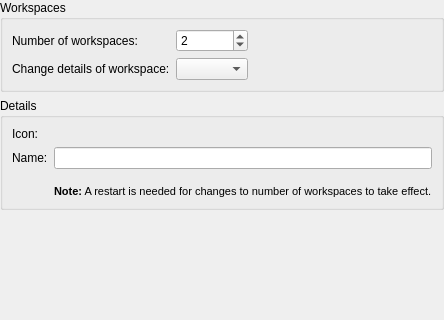
Before: the Qt Designer form ground/openpilotgcs/src/plugins/coreplugin/workspacesettings.ui in openpilot/OpenPilot, drawn with Qt 5.
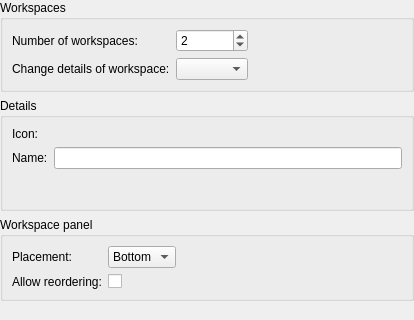
After: the same form once the commit is applied. Custom widgets are drawn as their Qt base class.

Commit message: Change to normal tabwidget for workspace panel, allow placement of tab panel on top or bottom and allow reordering of tabs through drag n drop, allow changes to number of workspaces to take effect immediately, merge uavgadgetmanager with uavgadgetmode.

```diff
--- a/ground/openpilotgcs/src/plugins/coreplugin/workspacesettings.ui
+++ b/ground/openpilotgcs/src/plugins/coreplugin/workspacesettings.ui
@@ -6,7 +6,7 @@
    <rect>
     <x>0</x>
     <y>0</y>
-    <width>400</width>
+    <width>414</width>
     <height>320</height>
    </rect>
   </property>
@@ -145,11 +145,71 @@
 &lt;p style=&quot; margin-top:0px; margin-bottom:0px; margin-left:0px; margin-right:0px; -qt-block-indent:0; text-indent:0px;&quot;&gt;&lt;span style=&quot; font-weight:600;&quot;&gt;Note:&lt;/span&gt; A restart is needed for changes to number of workspaces to take effect.&lt;/p&gt;&lt;/body&gt;&lt;/html&gt;</string>
         </property>
         <property name="text">
-         <string>&lt;!DOCTYPE HTML PUBLIC &quot;-//W3C//DTD HTML 4.0//EN&quot; &quot;http://www.w3.org/TR/REC-html40/strict.dtd&quot;&gt;
-&lt;html&gt;&lt;head&gt;&lt;meta name=&quot;qrichtext&quot; content=&quot;1&quot; /&gt;&lt;style type=&quot;text/css&quot;&gt;
-p, li { white-space: pre-wrap; }
-&lt;/style&gt;&lt;/head&gt;&lt;body style=&quot; font-family:'Sans'; font-size:8pt; font-weight:400; font-style:normal;&quot;&gt;
-&lt;p style=&quot; margin-top:0px; margin-bottom:0px; margin-left:0px; margin-right:0px; -qt-block-indent:0; text-indent:0px;&quot;&gt;&lt;span style=&quot; font-weight:600;&quot;&gt;Note:&lt;/span&gt; A restart is needed for changes to number of workspaces to take effect.&lt;/p&gt;&lt;/body&gt;&lt;/html&gt;</string>
+         <string/>
+        </property>
+       </widget>
+      </item>
+     </layout>
+    </widget>
+   </item>
+   <item>
+    <widget class="QGroupBox" name="groupBox_3">
+     <property name="title">
+      <string>Workspace panel</string>
+     </property>
+     <layout class="QGridLayout" name="gridLayout_3">
+      <item row="0" column="0">
+       <widget class="QLabel" name="label_6">
+        <property name="text">
+         <string>Placement:</string>
+        </property>
+       </widget>
+      </item>
+      <item row="0" column="1">
+       <layout class="QHBoxLayout" name="horizontalLayout_2">
+        <item>
+         <widget class="QComboBox" name="comboBoxTabBarPlacement">
+          <property name="currentIndex">
+           <number>1</number>
+          </property>
+          <item>
+           <property name="text">
+            <string>Top</string>
+           </property>
+          </item>
+          <item>
+           <property name="text">
+            <string>Bottom</string>
+           </property>
+          </item>
+         </widget>
+        </item>
+        <item>
+         <spacer name="horizontalSpacer_3">
+          <property name="orientation">
+           <enum>Qt::Horizontal</enum>
+          </property>
+          <property name="sizeHint" stdset="0">
+           <size>
+            <width>40</width>
+            <height>20</height>
+           </size>
+          </property>
+         </spacer>
+        </item>
+       </layout>
+      </item>
+      <item row="1" column="0">
+       <widget class="QLabel" name="label_7">
+        <property name="text">
+         <string>Allow reordering:</string>
+        </property>
+       </widget>
+      </item>
+      <item row="1" column="1">
+       <widget class="QCheckBox" name="checkBoxAllowTabMovement">
+        <property name="text">
+         <string/>
         </property>
        </widget>
       </item>
```
The commit also changes 24 other files.
